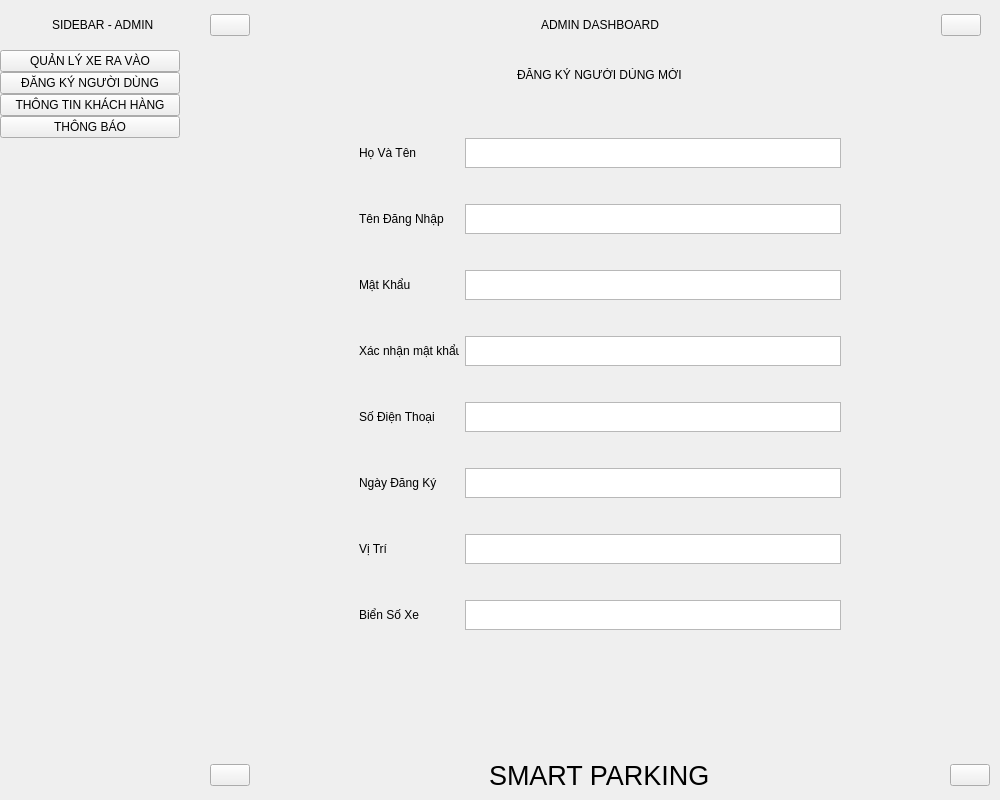
The window that admin/ui/admin.ui (Ghost-rider-HCMUT/smart-parking-fontend) describes before a commit, drawn with Qt 5.
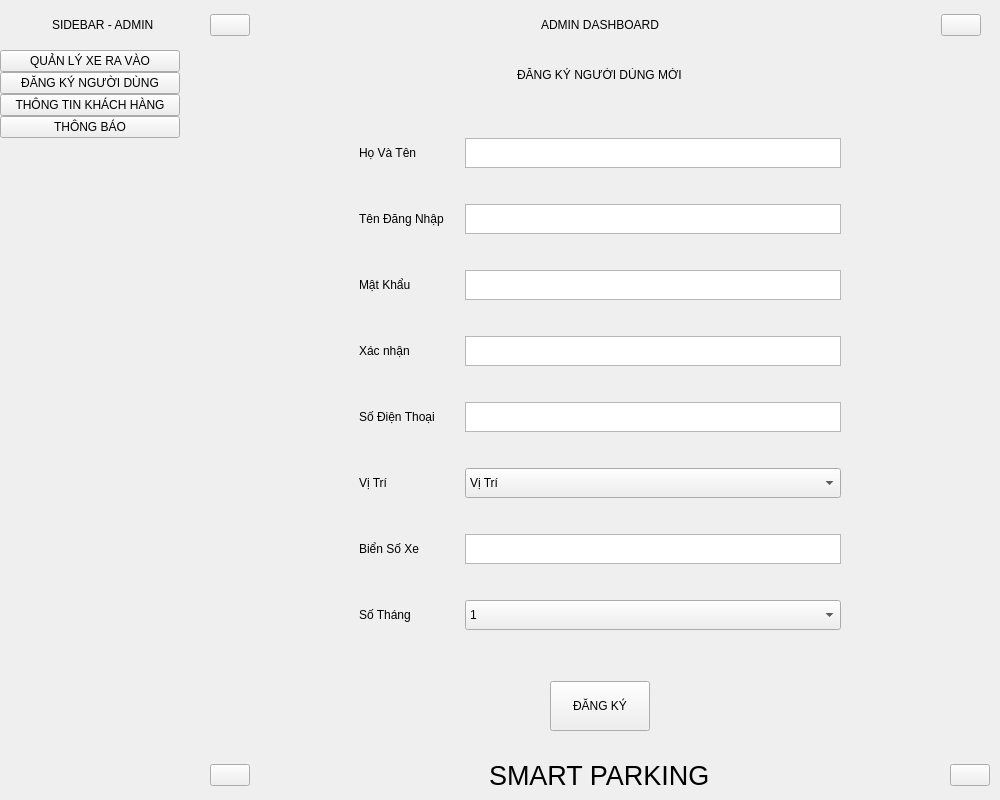
The same window after the commit. Icons and pictures are not drawn. Custom widgets are drawn as their Qt base class.

Commit message: phonghq1-push code for add api

```diff
--- a/admin/ui/admin.ui
+++ b/admin/ui/admin.ui
@@ -952,7 +952,7 @@
                        </size>
                       </property>
                       <property name="text">
-                       <string>Xác nhận mật khẩu</string>
+                       <string>Xác nhận</string>
                       </property>
                      </widget>
                     </item>
@@ -1029,60 +1029,7 @@
                   </widget>
                  </item>
                  <item>
-                  <widget class="QWidget" name="widget_6" native="true">
-                   <property name="minimumSize">
-                    <size>
-                     <width>500</width>
-                     <height>50</height>
-                    </size>
-                   </property>
-                   <property name="maximumSize">
-                    <size>
-                     <width>500</width>
-                     <height>50</height>
-                    </size>
-                   </property>
-                   <layout class="QHBoxLayout" name="horizontalLayout_13">
-                    <item>
-                     <widget class="QLabel" name="label_7">
-                      <property name="minimumSize">
-                       <size>
-                        <width>100</width>
-                        <height>0</height>
-                       </size>
-                      </property>
-                      <property name="maximumSize">
-                       <size>
-                        <width>100</width>
-                        <height>16777215</height>
-                       </size>
-                      </property>
-                      <property name="text">
-                       <string>Ngày Đăng Ký</string>
-                      </property>
-                     </widget>
-                    </item>
-                    <item>
-                     <widget class="QTextEdit" name="textEdit_6">
-                      <property name="minimumSize">
-                       <size>
-                        <width>0</width>
-                        <height>30</height>
-                       </size>
-                      </property>
-                      <property name="maximumSize">
-                       <size>
-                        <width>16777215</width>
-                        <height>30</height>
-                       </size>
-                      </property>
-                     </widget>
-                    </item>
-                   </layout>
-                  </widget>
-                 </item>
-                 <item>
-                  <widget class="QWidget" name="widget_11" native="true">
+                  <widget class="QWidget" name="box_location" native="true">
                    <property name="minimumSize">
                     <size>
                      <width>500</width>
@@ -1116,7 +1063,7 @@
                      </widget>
                     </item>
                     <item>
-                     <widget class="QTextEdit" name="textEdit_7">
+                     <widget class="QComboBox" name="input_location">
                       <property name="minimumSize">
                        <size>
                         <width>0</width>
@@ -1129,6 +1076,11 @@
                         <height>30</height>
                        </size>
                       </property>
+                      <item>
+                       <property name="text">
+                        <string>Vị Trí</string>
+                       </property>
+                      </item>
                      </widget>
                     </item>
                    </layout>
@@ -1187,11 +1139,140 @@
                    </layout>
                   </widget>
                  </item>
+                 <item>
+                  <widget class="QWidget" name="box_months" native="true">
+                   <property name="minimumSize">
+                    <size>
+                     <width>500</width>
+                     <height>50</height>
+                    </size>
+                   </property>
+                   <property name="maximumSize">
+                    <size>
+                     <width>500</width>
+                     <height>50</height>
+                    </size>
+                   </property>
+                   <layout class="QHBoxLayout" name="horizontalLayout_13">
+                    <item>
+                     <widget class="QLabel" name="label_months">
+                      <property name="minimumSize">
+                       <size>
+                        <width>100</width>
+                        <height>0</height>
+                       </size>
+                      </property>
+                      <property name="maximumSize">
+                       <size>
+                        <width>100</width>
+                        <height>16777215</height>
+                       </size>
+                      </property>
+                      <property name="text">
+                       <string>Số Tháng</string>
+                      </property>
+                     </widget>
+                    </item>
+                    <item>
+                     <widget class="QComboBox" name="input_months">
+                      <property name="minimumSize">
+                       <size>
+                        <width>0</width>
+                        <height>30</height>
+                       </size>
+                      </property>
+                      <item>
+                       <property name="text">
+                        <string>1</string>
+                       </property>
+                      </item>
+                      <item>
+                       <property name="text">
+                        <string>2</string>
+                       </property>
+                      </item>
+                      <item>
+                       <property name="text">
+                        <string>3</string>
+                       </property>
+                      </item>
+                      <item>
+                       <property name="text">
+                        <string>4</string>
+                       </property>
+                      </item>
+                      <item>
+                       <property name="text">
+                        <string>5</string>
+                       </property>
+                      </item>
+                      <item>
+                       <property name="text">
+                        <string>6</string>
+                       </property>
+                      </item>
+                      <item>
+                       <property name="text">
+                        <string>7</string>
+                       </property>
+                      </item>
+                      <item>
+                       <property name="text">
+                        <string>8</string>
+                       </property>
+                      </item>
+                      <item>
+                       <property name="text">
+                        <string>9</string>
+                       </property>
+                      </item>
+                      <item>
+                       <property name="text">
+                        <string>10</string>
+                       </property>
+                      </item>
+                      <item>
+                       <property name="text">
+                        <string>11</string>
+                       </property>
+                      </item>
+                      <item>
+                       <property name="text">
+                        <string>12</string>
+                       </property>
+                      </item>
+                     </widget>
+                    </item>
+                   </layout>
+                  </widget>
+                 </item>
                 </layout>
                </widget>
               </item>
-              <item>
-               <widget class="QWidget" name="widget_4" native="true"/>
+              <item alignment="Qt::AlignHCenter">
+               <widget class="QWidget" name="box_button_register" native="true">
+                <layout class="QVBoxLayout" name="verticalLayout_12">
+                 <item>
+                  <widget class="QPushButton" name="button_register">
+                   <property name="minimumSize">
+                    <size>
+                     <width>100</width>
+                     <height>50</height>
+                    </size>
+                   </property>
+                   <property name="maximumSize">
+                    <size>
+                     <width>100</width>
+                     <height>50</height>
+                    </size>
+                   </property>
+                   <property name="text">
+                    <string>ĐĂNG KÝ</string>
+                   </property>
+                  </widget>
+                 </item>
+                </layout>
+               </widget>
               </item>
              </layout>
             </widget>
```
Left out of the diff: 78 changed lines with no effect on the pictures. The commit also changes 12 other files.
